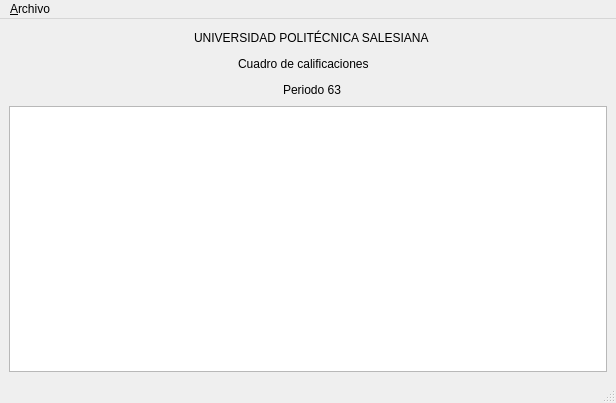
Before: the Qt Designer form calificaciones.ui in Mayerli12/Examen-POO, drawn with Qt 5.
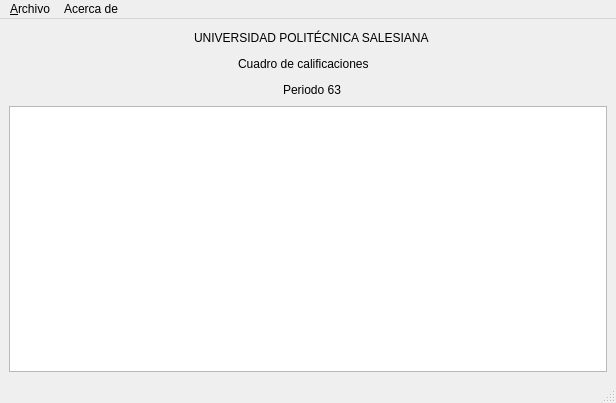
After: the same form once the commit is applied.

Diff of the .ui file:
```diff
--- a/calificaciones.ui
+++ b/calificaciones.ui
@@ -139,7 +139,14 @@
     <addaction name="actionGuardar_Datos"/>
     <addaction name="actionCargar_Datos"/>
    </widget>
+   <widget class="QMenu" name="menuAcerca_de">
+    <property name="title">
+     <string>Acerca de</string>
+    </property>
+    <addaction name="actionCreditos"/>
+   </widget>
    <addaction name="menu_Archivo"/>
+   <addaction name="menuAcerca_de"/>
   </widget>
   <widget class="QStatusBar" name="statusbar"/>
   <action name="actionNuevo">
```
Left out of the diff: 5 changed lines with no effect on the pictures.
